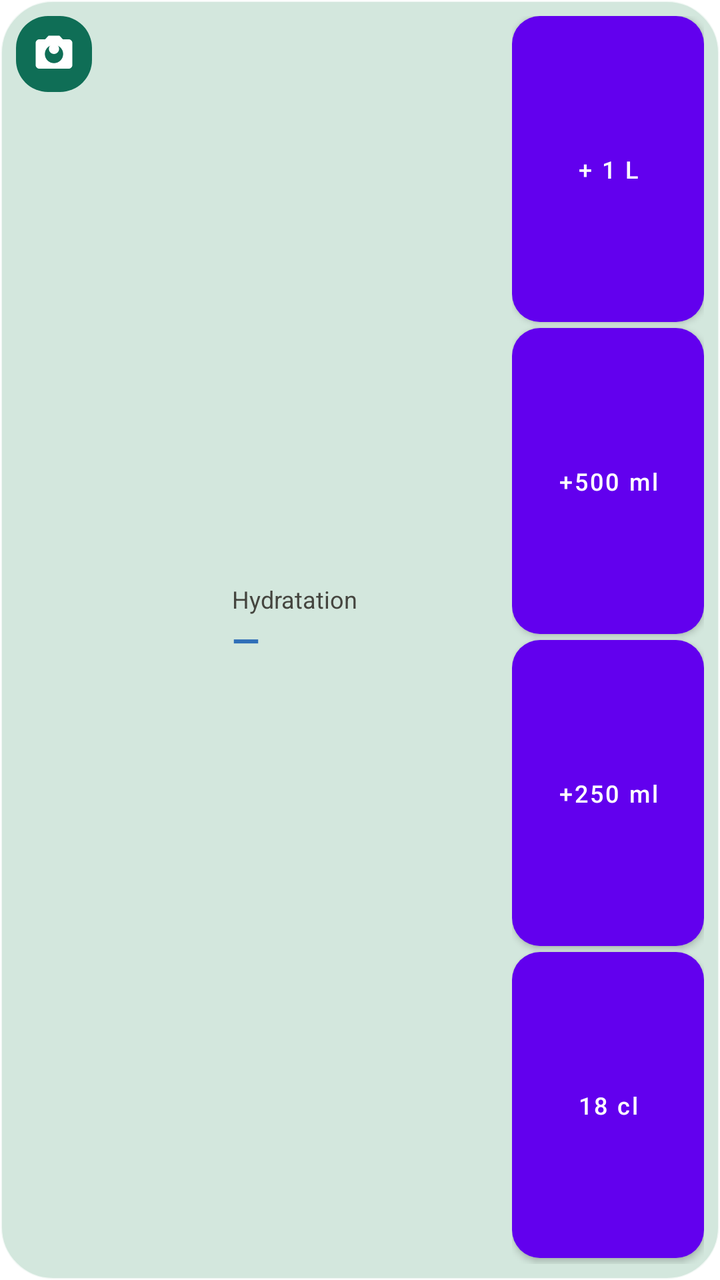
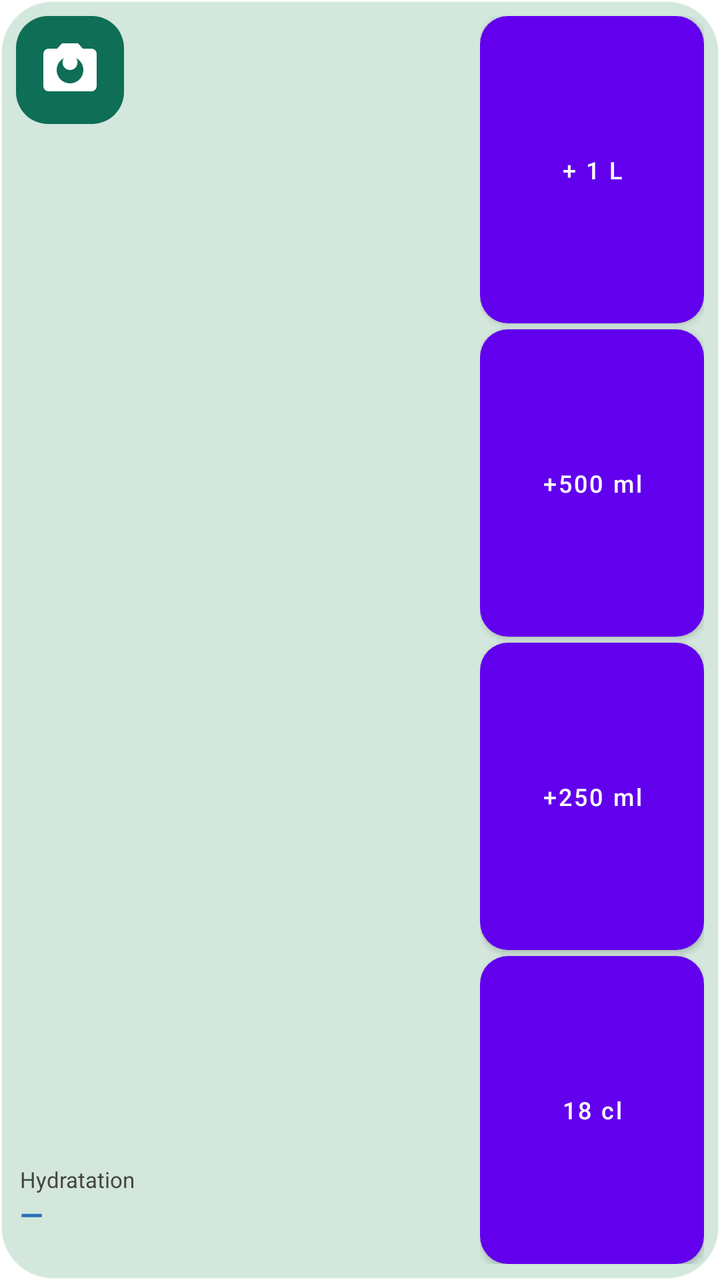

Before-and-after screenshots of an Android layout around one commit, followed by the original layout XML and the change that was made.
<!-- AndroidManifest.xml: fallback theme Theme.MaterialComponents.DayNight.NoActionBar -->
<!-- res/layout/widget_coach.xml -->
<?xml version="1.0" encoding="utf-8"?>
<LinearLayout xmlns:android="http://schemas.android.com/apk/res/android"
    android:id="@+id/widget_racine"
    android:layout_width="match_parent"
    android:layout_height="match_parent"
    android:background="@drawable/widget_fond"
    android:gravity="center_vertical"
    android:orientation="horizontal"
    android:padding="8dp">

    <FrameLayout
        android:layout_width="104dp"
        android:layout_height="match_parent">

        <ImageView
            android:id="@+id/widget_anneaux"
            android:layout_width="90dp"
            android:layout_height="90dp"
            android:layout_gravity="center"
            android:contentDescription="@string/widget_anneaux_description"
            android:scaleType="fitCenter" />

        <ImageButton
            android:id="@+id/widget_photo"
            android:layout_width="38dp"
            android:layout_height="38dp"
            android:layout_gravity="top|start"
            android:background="@drawable/widget_photo"
            android:contentDescription="@string/widget_photo_description"
            android:padding="8dp"
            android:scaleType="fitCenter"
            android:src="@drawable/ic_camera" />
    </FrameLayout>

    <LinearLayout
        android:layout_width="0dp"
        android:layout_height="wrap_content"
        android:layout_marginStart="4dp"
        android:layout_marginEnd="8dp"
        android:layout_weight="1"
        android:orientation="vertical">

        <TextView
            android:layout_width="wrap_content"
            android:layout_height="wrap_content"
            android:text="@string/widget_titre_eau"
            android:textColor="#45453F"
            android:textSize="12sp" />

        <TextView
            android:id="@+id/widget_eau"
            android:layout_width="wrap_content"
            android:layout_height="wrap_content"
            android:maxLines="1"
            android:text="—"
            android:textColor="#2F6FB8"
            android:textSize="18sp"
            android:textStyle="bold" />

        <TextView
            android:id="@+id/widget_bilan"
            android:layout_width="wrap_content"
            android:layout_height="wrap_content"
            android:maxLines="1"
            android:textColor="#2C2C2A"
            android:textSize="12sp" />
    </LinearLayout>

    <LinearLayout
        android:layout_width="96dp"
        android:layout_height="match_parent"
        android:orientation="vertical">

            <Button
                android:id="@+id/widget_plus1000"
                android:layout_width="match_parent"
                android:layout_height="0dp"
                android:layout_marginBottom="3dp"
                android:layout_weight="1"
                android:background="@drawable/widget_bouton"
                android:contentDescription="@string/widget_ajouter_1000"
                android:padding="0dp"
                android:minHeight="0dp"
                android:minWidth="0dp"
                android:text="+ 1 L"
                android:textAllCaps="false"
                android:textColor="#FFFFFF"
                android:textSize="12sp" />
            <Button
                android:id="@+id/widget_plus500"
                android:layout_width="match_parent"
                android:layout_height="0dp"
                android:layout_marginBottom="3dp"
                android:layout_weight="1"
                android:background="@drawable/widget_bouton"
                android:contentDescription="@string/widget_ajouter_500"
                android:padding="0dp"
                android:minHeight="0dp"
                android:minWidth="0dp"
                android:text="+500 ml"
                android:textAllCaps="false"
                android:textColor="#FFFFFF"
                android:textSize="12sp" />
            <Button
                android:id="@+id/widget_plus250"
                android:layout_width="match_parent"
                android:layout_height="0dp"
                android:layout_marginBottom="3dp"
                android:layout_weight="1"
                android:background="@drawable/widget_bouton"
                android:contentDescription="@string/widget_ajouter_250"
                android:padding="0dp"
                android:minHeight="0dp"
                android:minWidth="0dp"
                android:text="+250 ml"
                android:textAllCaps="false"
                android:textColor="#FFFFFF"
                android:textSize="12sp" />
            <Button
                android:id="@+id/widget_plus180"
                android:layout_width="match_parent"
                android:layout_height="0dp"
                android:layout_marginBottom="3dp"
                android:layout_weight="1"
                android:background="@drawable/widget_bouton"
                android:contentDescription="@string/widget_ajouter_180"
                android:drawableStart="@drawable/ic_verre"
                android:drawablePadding="4dp"
                android:paddingStart="14dp"
                android:paddingEnd="14dp"
                android:minHeight="0dp"
                android:minWidth="0dp"
                android:text="18 cl"
                android:textAllCaps="false"
                android:textColor="#FFFFFF"
                android:textSize="12sp" />
    </LinearLayout>
</LinearLayout>
<!-- resources referenced by this layout -->
<resources>
  <!-- drawable ic_camera (drawable) -->
  <?xml version="1.0" encoding="utf-8"?>
  <vector xmlns:android="http://schemas.android.com/apk/res/android"
      android:width="24dp"
      android:height="24dp"
      android:viewportWidth="24"
      android:viewportHeight="24">
      <path
          android:fillColor="#FFFFFF"
          android:pathData="M9,2L7.17,4H4c-1.1,0 -2,0.9 -2,2v12c0,1.1 0.9,2 2,2h16c1.1,0 2,-0.9 2,-2V6c0,-1.1 -0.9,-2 -2,-2h-3.17L15,2H9zM12,17c-2.76,0 -5,-2.24 -5,-5s2.24,-5 5,-5 5,2.24 5,5 -2.24,5 -5,5z" />
      <path
          android:fillColor="#FFFFFF"
          android:pathData="M12,9.2m-2.8,0a2.8,2.8 0,1 1,5.6 0a2.8,2.8 0,1 1,-5.6 0" />
  </vector>
  <!-- drawable ic_verre (drawable) -->
  <?xml version="1.0" encoding="utf-8"?>
  <vector xmlns:android="http://schemas.android.com/apk/res/android"
      android:width="20dp"
      android:height="20dp"
      android:viewportWidth="24"
      android:viewportHeight="24">
      <path
          android:fillColor="#FFFFFF"
          android:pathData="M6,3h12l-1.6,18H7.6z" />
  </vector>
  <!-- drawable widget_bouton (drawable) -->
  <?xml version="1.0" encoding="utf-8"?>
  <shape xmlns:android="http://schemas.android.com/apk/res/android"
      android:shape="rectangle">
      <solid android:color="#0F6E56" />
      <corners android:radius="14dp" />
  </shape>
  <!-- drawable widget_fond (drawable) -->
  <?xml version="1.0" encoding="utf-8"?>
  <shape xmlns:android="http://schemas.android.com/apk/res/android"
      android:shape="rectangle">
      <solid android:color="#D0C9E2D6" />
      <stroke
          android:width="1dp"
          android:color="#B3FFFFFF" />
      <corners android:radius="26dp" />
  </shape>
  <!-- drawable widget_photo (drawable) -->
  <?xml version="1.0" encoding="utf-8"?>
  <shape xmlns:android="http://schemas.android.com/apk/res/android"
      android:shape="rectangle">
      <solid android:color="#0F6E56" />
      <corners android:radius="16dp" />
  </shape>
  <string name="widget_ajouter_1000">Ajouter 1 litre d’eau</string>
  <string name="widget_ajouter_180">Ajouter 18 centilitres d’eau</string>
  <string name="widget_ajouter_250">Ajouter 250 millilitres d’eau</string>
  <string name="widget_ajouter_500">Ajouter 500 millilitres d’eau</string>
  <string name="widget_anneaux_description">Anneaux du jour : calories brûlées et mangées, protéines, eau</string>
  <string name="widget_photo_description">Photographier mon repas</string>
  <string name="widget_titre_eau">Hydratation</string>
</resources>

<!-- the commit's change to res/layout/widget_coach.xml (unified diff, before → after) -->
@@ -8,131 +8,140 @@
     android:orientation="horizontal"
     android:padding="8dp">
 
+    
     <FrameLayout
-        android:layout_width="104dp"
+        android:layout_width="112dp"
         android:layout_height="match_parent">
+
+        <ImageButton
+            android:id="@+id/widget_photo"
+            android:layout_width="54dp"
+            android:layout_height="54dp"
+            android:layout_gravity="top|start"
+            android:background="@drawable/widget_photo"
+            android:contentDescription="@string/widget_photo_description"
+            android:padding="11dp"
+            android:scaleType="fitCenter"
+            android:src="@drawable/ic_camera" />
+
+        <LinearLayout
+            android:layout_width="match_parent"
+            android:layout_height="wrap_content"
+            android:layout_gravity="bottom|start"
+            android:orientation="vertical"
+            android:paddingStart="2dp">
+
+            <TextView
+                android:layout_width="wrap_content"
+                android:layout_height="wrap_content"
+                android:text="@string/widget_titre_eau"
+                android:textColor="#45453F"
+                android:textSize="11sp" />
+
+            <TextView
+                android:id="@+id/widget_eau"
+                android:layout_width="wrap_content"
+                android:layout_height="wrap_content"
+                android:maxLines="1"
+                android:text="—"
+                android:textColor="#2F6FB8"
+                android:textSize="15sp"
+                android:textStyle="bold" />
+
+            <TextView
+                android:id="@+id/widget_bilan"
+                android:layout_width="wrap_content"
+                android:layout_height="wrap_content"
+                android:maxLines="1"
+                android:textColor="#2C2C2A"
+                android:textSize="11sp" />
+        </LinearLayout>
+    </FrameLayout>
+
+    
+    <FrameLayout
+        android:layout_width="0dp"
+        android:layout_height="match_parent"
+        android:layout_weight="1">
 
         <ImageView
             android:id="@+id/widget_anneaux"
-            android:layout_width="90dp"
-            android:layout_height="90dp"
+            android:layout_width="96dp"
+            android:layout_height="96dp"
             android:layout_gravity="center"
             android:contentDescription="@string/widget_anneaux_description"
             android:scaleType="fitCenter" />
-
-        <ImageButton
-            android:id="@+id/widget_photo"
-            android:layout_width="38dp"
-            android:layout_height="38dp"
-            android:layout_gravity="top|start"
-            android:background="@drawable/widget_photo"
-            android:contentDescription="@string/widget_photo_description"
-            android:padding="8dp"
-            android:scaleType="fitCenter"
-            android:src="@drawable/ic_camera" />
     </FrameLayout>
 
     <LinearLayout
-        android:layout_width="0dp"
-        android:layout_height="wrap_content"
-        android:layout_marginStart="4dp"
-        android:layout_marginEnd="8dp"
-        android:layout_weight="1"
-        android:orientation="vertical">
-
-        <TextView
-            android:layout_width="wrap_content"
-            android:layout_height="wrap_content"
-            android:text="@string/widget_titre_eau"
-            android:textColor="#45453F"
-            android:textSize="12sp" />
-
-        <TextView
-            android:id="@+id/widget_eau"
-            android:layout_width="wrap_content"
-            android:layout_height="wrap_content"
-            android:maxLines="1"
-            android:text="—"
-            android:textColor="#2F6FB8"
-            android:textSize="18sp"
-            android:textStyle="bold" />
-
-        <TextView
-            android:id="@+id/widget_bilan"
-            android:layout_width="wrap_content"
-            android:layout_height="wrap_content"
-            android:maxLines="1"
-            android:textColor="#2C2C2A"
-            android:textSize="12sp" />
-    </LinearLayout>
-
-    <LinearLayout
-        android:layout_width="96dp"
+        android:layout_width="112dp"
         android:layout_height="match_parent"
         android:orientation="vertical">
 
-            <Button
-                android:id="@+id/widget_plus1000"
-                android:layout_width="match_parent"
-                android:layout_height="0dp"
-                android:layout_marginBottom="3dp"
-                android:layout_weight="1"
-                android:background="@drawable/widget_bouton"
-                android:contentDescription="@string/widget_ajouter_1000"
-                android:padding="0dp"
-                android:minHeight="0dp"
-                android:minWidth="0dp"
-                android:text="+ 1 L"
-                android:textAllCaps="false"
-                android:textColor="#FFFFFF"
-                android:textSize="12sp" />
-            <Button
-                android:id="@+id/widget_plus500"
-                android:layout_width="match_parent"
-                android:layout_height="0dp"
-                android:layout_marginBottom="3dp"
-                android:layout_weight="1"
-                android:background="@drawable/widget_bouton"
-                android:contentDescription="@string/widget_ajouter_500"
-                android:padding="0dp"
-                android:minHeight="0dp"
-                android:minWidth="0dp"
-                android:text="+500 ml"
-                android:textAllCaps="false"
-                android:textColor="#FFFFFF"
-                android:textSize="12sp" />
-            <Button
-                android:id="@+id/widget_plus250"
-                android:layout_width="match_parent"
-                android:layout_height="0dp"
-                android:layout_marginBottom="3dp"
-                android:layout_weight="1"
-                android:background="@drawable/widget_bouton"
-                android:contentDescription="@string/widget_ajouter_250"
-                android:padding="0dp"
-                android:minHeight="0dp"
-                android:minWidth="0dp"
-                android:text="+250 ml"
-                android:textAllCaps="false"
-                android:textColor="#FFFFFF"
-                android:textSize="12sp" />
-            <Button
-                android:id="@+id/widget_plus180"
-                android:layout_width="match_parent"
-                android:layout_height="0dp"
-                android:layout_marginBottom="3dp"
-                android:layout_weight="1"
-                android:background="@drawable/widget_bouton"
-                android:contentDescription="@string/widget_ajouter_180"
-                android:drawableStart="@drawable/ic_verre"
-                android:drawablePadding="4dp"
-                android:paddingStart="14dp"
-                android:paddingEnd="14dp"
-                android:minHeight="0dp"
-                android:minWidth="0dp"
-                android:text="18 cl"
-                android:textAllCaps="false"
-                android:textColor="#FFFFFF"
-                android:textSize="12sp" />
+        <Button
+            android:id="@+id/widget_plus1000"
+            android:layout_width="match_parent"
+            android:layout_height="0dp"
+            android:layout_marginBottom="3dp"
+            android:layout_weight="1"
+            android:background="@drawable/widget_bouton"
+            android:contentDescription="@string/widget_ajouter_1000"
+            android:minHeight="0dp"
+            android:minWidth="0dp"
+            android:padding="0dp"
+            android:text="+ 1 L"
+            android:textAllCaps="false"
+            android:textColor="#FFFFFF"
+            android:textSize="12sp" />
+
+        <Button
+            android:id="@+id/widget_plus500"
+            android:layout_width="match_parent"
+            android:layout_height="0dp"
+            android:layout_marginBottom="3dp"
+            android:layout_weight="1"
+            android:background="@drawable/widget_bouton"
+            android:contentDescription="@string/widget_ajouter_500"
+            android:minHeight="0dp"
+            android:minWidth="0dp"
+            android:padding="0dp"
+            android:text="+500 ml"
+            android:textAllCaps="false"
+            android:textColor="#FFFFFF"
+            android:textSize="12sp" />
+
+        <Button
+            android:id="@+id/widget_plus250"
+            android:layout_width="match_parent"
+            android:layout_height="0dp"
+            android:layout_marginBottom="3dp"
+            android:layout_weight="1"
+            android:background="@drawable/widget_bouton"
+            android:contentDescription="@string/widget_ajouter_250"
+            android:minHeight="0dp"
+            android:minWidth="0dp"
+            android:padding="0dp"
+            android:text="+250 ml"
+            android:textAllCaps="false"
+            android:textColor="#FFFFFF"
+            android:textSize="12sp" />
+
+        <Button
+            android:id="@+id/widget_plus180"
+            android:layout_width="match_parent"
+            android:layout_height="0dp"
+            android:layout_weight="1"
+            android:background="@drawable/widget_bouton"
+            android:contentDescription="@string/widget_ajouter_180"
+            android:drawableStart="@drawable/ic_verre"
+            android:drawablePadding="4dp"
+            android:minHeight="0dp"
+            android:minWidth="0dp"
+            android:paddingStart="14dp"
+            android:paddingEnd="14dp"
+            android:text="18 cl"
+            android:textAllCaps="false"
+            android:textColor="#FFFFFF"
+            android:textSize="12sp" />
     </LinearLayout>
 </LinearLayout>
